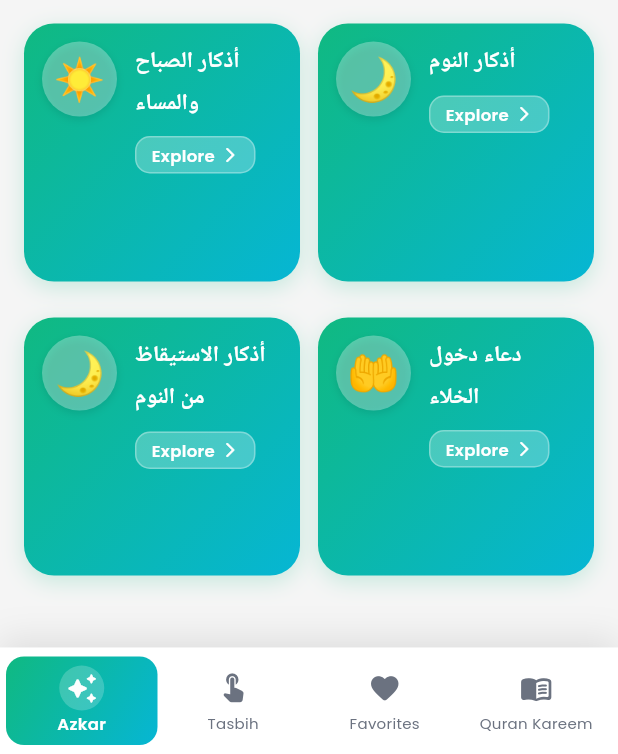
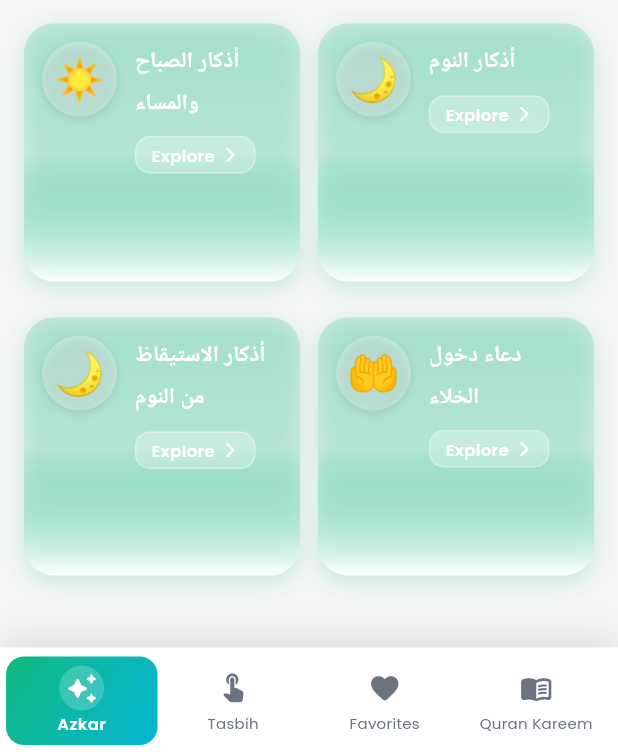
Before and after one commit to khaledebied/bling_azkar, a Flutter app: the screen it shows after launch, on a phone screen of 412 x 824 dp, the part 482-1236 px from its top. Run offline on Flutter 3.47's test engine with Material 3 defaults, Android fonts, the phone set to English and light mode, and no system bars; our stand-ins replace dio, flutter_local_notifications, flutter_riverpod, freezed_annotation, geolocator, google_fonts and 8 more; missing offline and left inert: audio_session, flutter_qiblah, quran_library; accounts and stored records are empty; Roboto replaces fonts that are missing (Cairo); statements that could not run were skipped.

Commit message:
refactor: Transition categories list from SliverList to SliverGrid for improved layout
- Changed the categories display from a list to a grid format with a fixed cross-axis count for better visual organization
- Updated the scaling animation for category cards to enhance user interaction
- Modified hero tags for category cards to reflect the new grid layout

```diff
--- a/lib/src/presentation/widgets/category_card.dart
+++ b/lib/src/presentation/widgets/category_card.dart
@@ -174,19 +174,24 @@ class _CategoryCardState extends State<CategoryCard>
             minHeight: 100,
           ),
           margin: const EdgeInsets.only(bottom: 12),
-        decoration: BoxDecoration(
-            // Gradient background matching tab header
-            gradient: isDarkMode
-                ? LinearGradient(
-                    begin: Alignment.topLeft,
-                    end: Alignment.bottomRight,
-                    colors: [
-                      AppTheme.primaryGreen.withValues(alpha: 0.3),
-                      AppTheme.primaryTeal.withValues(alpha: 0.25),
+          decoration: BoxDecoration(
+            // Gradient background matching header - very light pastel green to white (vertical)
+            gradient: LinearGradient(
+              begin: Alignment.topCenter,
+              end: Alignment.bottomCenter,
+              colors: isDarkMode
+                  ? [
+                      AppTheme.primaryGreen.withValues(alpha: 0.25),
+                      AppTheme.primaryGreen.withValues(alpha: 0.15),
+                      AppTheme.cardDark,
+                    ]
+                  : [
+                      AppTheme.primaryGreen.withValues(alpha: 0.2), // Very light pastel green at top
+                      AppTheme.primaryGreen.withValues(alpha: 0.1),
+                      Colors.white, // Pure white at bottom
                     ],
-                  )
-                : AppTheme.primaryGradient,
-          borderRadius: BorderRadius.circular(20),
+            ),
+            borderRadius: BorderRadius.circular(20),
             border: isDarkMode
                 ? Border.all(
                     color: Colors.white.withValues(alpha: 0.1),
```
Also changed, not shown: lib/src/presentation/screens/categories_list_screen.dart (+10 -7 lines).
